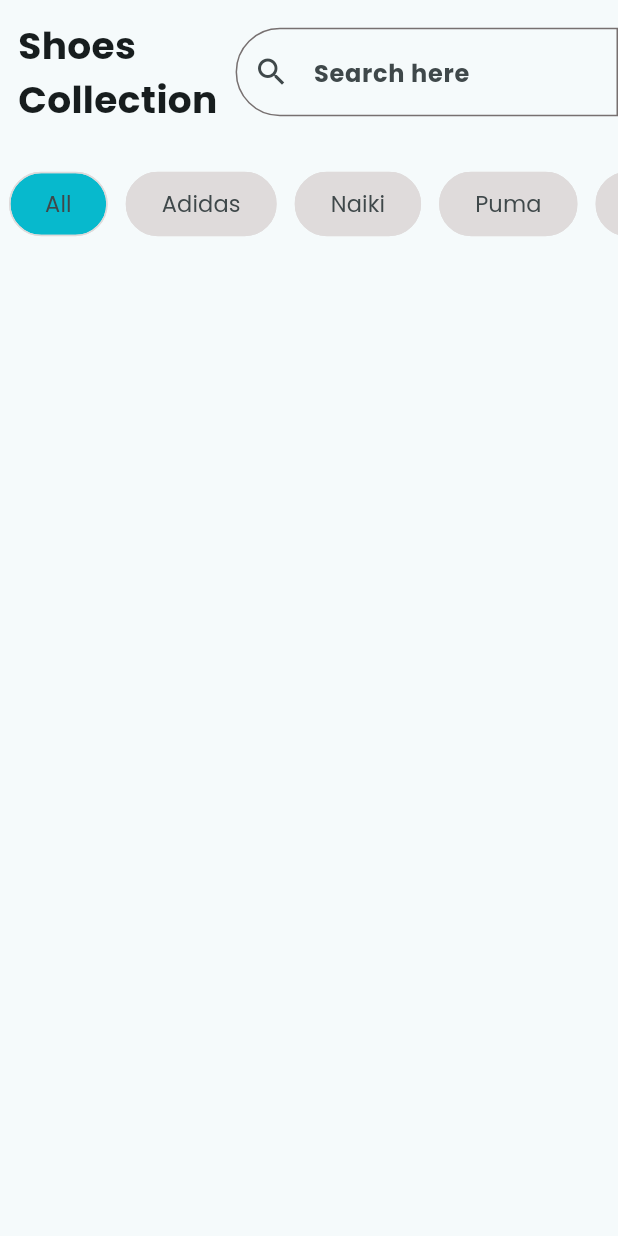
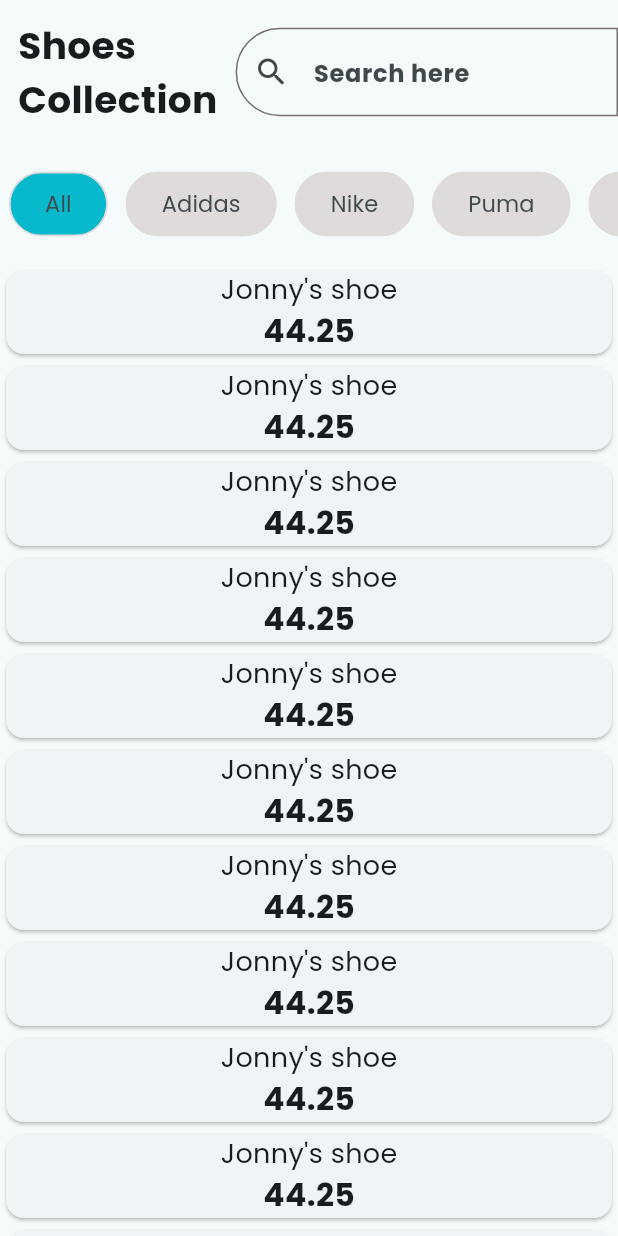
Before and after one commit to i-osama/Flutter-Shopping-Application, a Flutter app: the screen it shows after launch, on a phone screen of 412 x 824 dp. Run offline on Flutter 3.47's test engine with Material 3 defaults, Android fonts, the phone set to English and light mode, and no system bars.

Commit message:
images and global variable

```diff
--- a/lib/HomePage.dart
+++ b/lib/HomePage.dart
@@ -1,4 +1,6 @@
 import 'package:flutter/material.dart';
+import 'package:shop_application/global_variable.dart';
+import 'package:shop_application/product_card.dart';
 
 class HomePage extends StatefulWidget {
   const HomePage({super.key});
@@ -8,7 +10,7 @@ class HomePage extends StatefulWidget {
 }
 
 class _HomePageState extends State<HomePage> {
-  final List<String> filters = ["All", "Adidas", "Naiki", "Puma", "ABC"];
+  final List<String> filters = ["All", "Adidas", "Nike", "Puma", "ABC"];
 
   late String selectedFilter;
 
@@ -90,7 +92,15 @@ class _HomePageState extends State<HomePage> {
                       ),
                     );
                   }),
-            )
+            ),
+            // ----------=-=--=-=-=- Produact list view
+            Expanded(
+                child: ListView.builder(
+                    itemCount: products.length,
+                    itemBuilder: (context, index) {
+                      return const ProductCard(
+                          title: "Jonny's shoe", price: 44.25);
+                    }))
           ],
         ),
       ),
--- /dev/null
+++ b/lib/global_variable.dart
@@ -0,0 +1,101 @@
+final products = [
+  {
+    'id': '0',
+    'title': "Men's Nike Shoe",
+    'price': 44.42,
+    'imageUrl': "assets/images/shoe_1.png",
+    'company': 'Nike',
+    'size': [8, 10, 12, 11, 9]
+  },
+  {
+    'id': '1',
+    'title': "Men's Adidas Shoe",
+    'price': 44.42,
+    'imageUrl': "assets/images/shoe_1.png",
+    'company': 'Adidas',
+    'size': [8, 10, 12, 11, 9]
+  },
+  {
+    'id': '2',
+    'title': "Men's Puma Shoe",
+    'price': 44.42,
+    'imageUrl': "assets/images/shoe_1.png",
+    'company': 'Puma',
+    'size': [8, 10, 12, 11, 9]
+  },
+  {
+    'id': '3',
+    'title': "Men's ABC Shoe",
+    'price': 44.42,
+    'imageUrl': "assets/images/shoe_1.png",
+    'company': 'ABC',
+    'size': [8, 10, 12, 11, 9]
+  },
+  {
+    'id': '4',
+    'title': "Men's Nike Shoe",
+    'price': 44.42,
+    'imageUrl': "assets/images/shoe_1.png",
+    'company': 'Nike',
+    'size': [8, 10, 12, 11, 9]
+  },
+  {
+    'id': '5',
+    'title': "Men's Adidas Shoe",
+    'price': 44.42,
+    'imageUrl': "assets/images/shoe_1.png",
+    'company': 'Adidas',
+    'size': [8, 10, 12, 11, 9]
+  },
+  {
+    'id': '6',
+    'title': "Men's Nike Shoe",
+    'price': 44.42,
+    'imageUrl': "assets/images/shoe_1.png",
+    'company': 'Nike',
+    'size': [8, 10, 12, 11, 9]
+  },
+  {
+    'id': '7',
+    'title': "Men's Nike Shoe",
+    'price': 44.42,
+    'imageUrl': "assets/images/shoe_1.png",
+    'company': 'Nike',
+    'size': [8, 10, 12, 11, 9]
+  },
+  {
+    'id': '8',
+    'title': "Men's Nike Shoe",
+    'price': 44.42,
+    'imageUrl': "assets/images/shoe_1.png",
+    'company': 'Nike',
+    'size': [8, 10, 12, 11, 9]
+  },
+  {
+    'id': '9',
+    'title': "Men's Nike Shoe",
+    'price': 44.42,
+    'imageUrl': "assets/images/shoe_1.png",
+    'company': 'Nike',
+    'size': [8, 10, 12, 11, 9]
+  },
+  {
+    'id': '10',
+    'title': "Men's Nike Shoe",
+    'price': 44.42,
+    'imageUrl': "assets/images/shoe_1.png",
+    'company': 'Nike',
+    'size': [8, 10, 12, 11, 9]
+  }
+];
+
+final cart = [
+  {
+    'id': '5',
+    'title': "Men's Nike Shoe",
+    'price': 44.42,
+    'imageUrl': "assets/images/shoe_1.png",
+    'company': 'Nike',
+    'size': [8, 10, 12, 11, 9]
+  }
+];
--- /dev/null
+++ b/lib/product_card.dart
@@ -0,0 +1,25 @@
+import 'package:flutter/material.dart';
+
+class ProductCard extends StatelessWidget {
+  final String title;
+  final double price;
+  const ProductCard({super.key, required this.title, required this.price});
+
+  @override
+  Widget build(BuildContext context) {
+    return Card(
+      child: Column(
+        children: [
+          Text(title,
+              style: const TextStyle(
+                fontSize: 18,
+              )),
+          Text(
+            price.toString(),
+            style: const TextStyle(fontSize: 21, fontWeight: FontWeight.bold),
+          ),
+        ],
+      ),
+    );
+  }
+}
--- a/pubspec.yaml
+++ b/pubspec.yaml
@@ -59,9 +59,9 @@ flutter:
   uses-material-design: true
 
   # To add assets to your application, add an assets section, like this:
-  # assets:
-  #   - images/a_dot_burr.jpeg
-  #   - images/a_dot_ham.jpeg
+  assets:
+    - assets/images/
+    - assets/images/
 
   # An image asset can refer to one or more resolution-specific "variants", see
   # https://flutter.dev/assets-and-images/#resolution-aware
```
Also changed, not shown: assets/images/shoe_1.png (added), assets/images/shoe_2.png (added), assets/images/shoe_3.png (added), assets/images/shoe_4.png (added), assets/images/shoe_5.png (added), assets/images/shoe_6.png (added).
